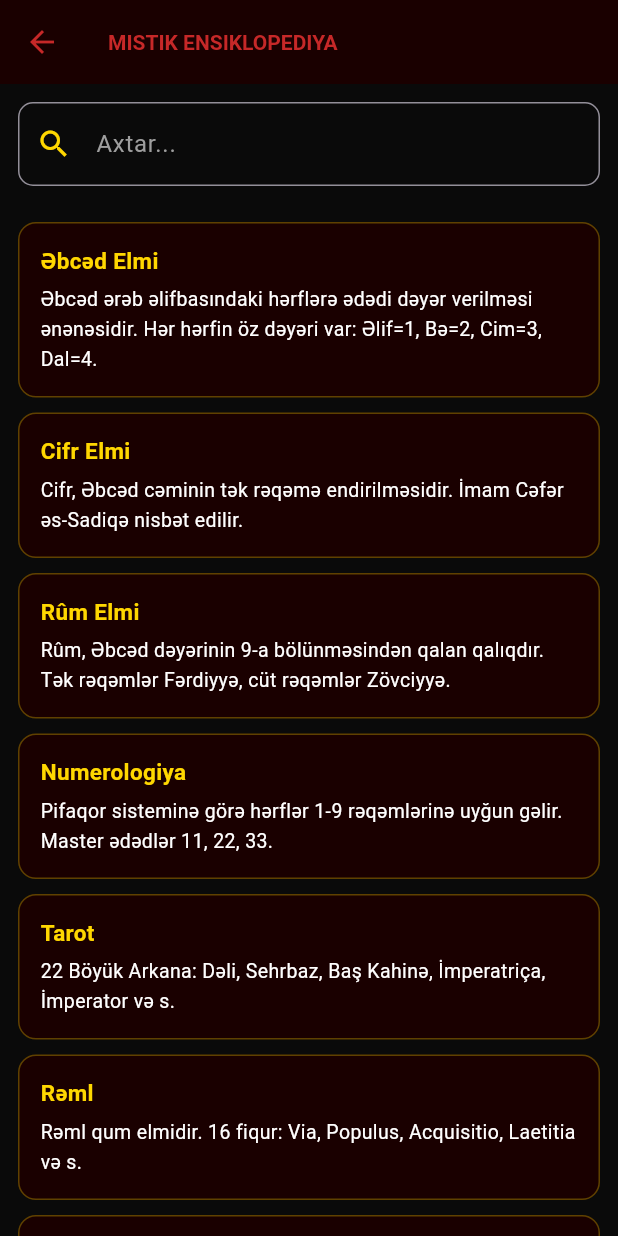
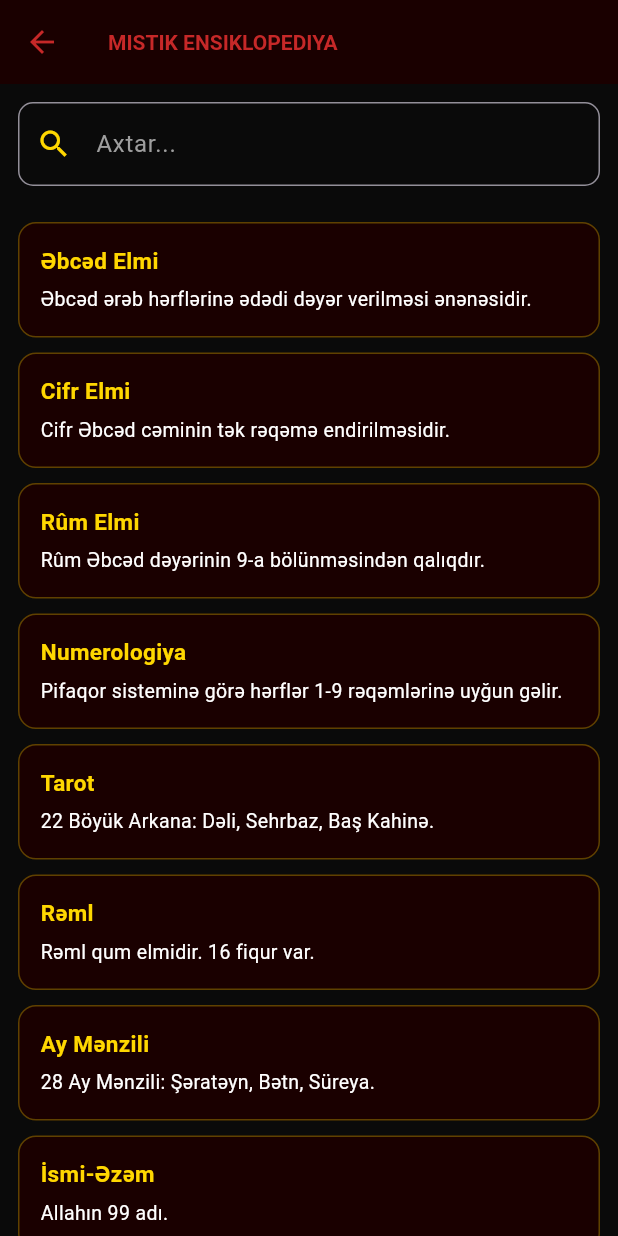
Before and after one commit to ilqargoyturk84-oss/Sungur, a Flutter app: the Ensiklopediya screen opened directly, on a phone screen of 412 x 824 dp. Run offline on Flutter 3.47's test engine with Material 3 defaults, Android fonts, the phone set to English and light mode, and no system bars; our stand-ins replace audioplayers, shared_preferences; accounts and stored records are empty.

Commit message:
content baglandi

```diff
--- a/lib/bilikler.dart
+++ b/lib/bilikler.dart
@@ -1,3 +1,4 @@
+import 'content.dart';
 import 'package:flutter/material.dart';
 
 class SehifeReference extends StatefulWidget {
--- a/lib/content.dart
+++ b/lib/content.dart
@@ -1,95 +1,53 @@
-
 class Content {
   static String dil = 'az';
-  static bool get _az => dil == 'az';
+  static bool get az => dil == 'az';
 
-  // === SEXSI ANALIZ ETIKETLERI ===
-  static String get ad => _az ? 'Ad' : 'Name';
-  static String get ebcad => _az ? 'EBCED' : 'ABJAD';
-  static String get cifr => _az ? 'CIFR' : 'JIFR';
-  static String get rum => _az ? 'RUM' : 'RUM';
-  static String get numer => _az ? 'NUMEROLOGIYA' : 'NUMEROLOGY';
-  static String get burc => _az ? 'BURC' : 'SUN SIGN';
-  static String get planet => _az ? 'Planet' : 'Planet';
-  static String get element => _az ? 'Element' : 'Element';
-  static String get dekanat => _az ? 'DEKANAT' : 'DECAN';
-  static String get ayMenzili => _az ? 'AY MENZILI' : 'MOON MANSION';
-  static String get hurufi => _az ? 'HURUFILIK' : 'HURUFISM';
-  static String get vefq => _az ? 'VEFQ' : 'MAGIC SQUARE';
-  static String get ismiAzam => _az ? 'ISMI-EZEM' : 'ISM AL-AZAM';
-  static String get planetGunu => _az ? 'PLANET GUNU' : 'PLANET DAY';
-  static String get cinBurcu => _az ? 'CIN BURCU' : 'CHINESE ZODIAC';
+  static List<List<String>> tarot() => az ? _tarotAz : _tarotEn;
+  static const _tarotAz = [['Deli','Risk, yeni baslangic','+0.20'],['Sehrbaz','Irade, bacariq','+0.30'],['Bas Kahine','Bilik, intuisiya','+0.15'],['Imperatrica','Bolluq','+0.25'],['Imperator','Liderlik','+0.35'],['Hierofant','Enene','+0.18'],['Asiqler','Harmoniya','+0.22'],['Araba','Qelebe','+0.40'],['Guc','Cesaret','+0.45'],['Zahid','Fokus','+0.12'],['Bext Carxi','Sans','+0.35'],['Edalet','Balans','+0.15'],['Asilmis','Gozleme','-0.10'],['Deyisim','Transformasiya','+0.05'],['Muvazinet','Sebir','+0.18'],['Seytan','Asliliq','-0.20'],['Qulle','Dagilma','-0.30'],['Ulduz','Umid','+0.28'],['Ay','Illuziya','-0.15'],['Gunes','Ugur','+0.50'],['Mehkeme','Oyanis','+0.22'],['Dunya','Tamamlanma','+0.45']];
+  static const _tarotEn = [['The Fool','Risk, new beginning','+0.20'],['The Magician','Will, skill','+0.30'],['The High Priestess','Knowledge, intuition','+0.15'],['The Empress','Abundance','+0.25'],['The Emperor','Leadership','+0.35'],['The Hierophant','Tradition','+0.18'],['The Lovers','Harmony','+0.22'],['The Chariot','Victory','+0.40'],['Strength','Courage','+0.45'],['The Hermit','Focus','+0.12'],['Wheel of Fortune','Luck','+0.35'],['Justice','Balance','+0.15'],['The Hanged Man','Waiting','-0.10'],['Death','Transformation','+0.05'],['Temperance','Patience','+0.18'],['The Devil','Addiction','-0.20'],['The Tower','Collapse','-0.30'],['The Star','Hope','+0.28'],['The Moon','Illusion','-0.15'],['The Sun','Success','+0.50'],['Judgement','Awakening','+0.22'],['The World','Completion','+0.45']];
 
-  // === CIFR MENALARI ===
+  static List<List<String>> reml() => az ? _remlAz : _remlEn;
+  static const _remlAz = [['Via','Yol, seyahet','0.00'],['Populus','Kutle','+0.15'],['Acquisitio','Qazanc','+0.22'],['Laetitia','Sevinc','+0.28'],['Fortuna Major','Boyuk bext','+0.30'],['Conjunctio','Ittifaq','+0.18'],['Rubeus','Qezeb','-0.18'],['Amissio','Itki','-0.25'],['Tristitia','Keder','-0.15'],['Carcer','Mehdudiyyet','-0.22'],['Fortuna Minor','Kicik bext','+0.15'],['Puer','Genc guc','+0.20'],['Puella','Harmoniya','+0.12'],['Albus','Safliq','+0.10'],['Caput Draconis','Yeni furset','+0.08'],['Cauda Draconis','Baglanma','-0.12']];
+  static const _remlEn = [['Via','Way','0.00'],['Populus','Crowd','+0.15'],['Acquisitio','Gain','+0.22'],['Laetitia','Joy','+0.28'],['Fortuna Major','Great fortune','+0.30'],['Conjunctio','Union','+0.18'],['Rubeus','Wrath','-0.18'],['Amissio','Loss','-0.25'],['Tristitia','Sorrow','-0.15'],['Carcer','Restriction','-0.22'],['Fortuna Minor','Lesser fortune','+0.15'],['Puer','Young power','+0.20'],['Puella','Harmony','+0.12'],['Albus','Purity','+0.10'],['Caput Draconis','New opportunity','+0.08'],['Cauda Draconis','Closure','-0.12']];
+
   static String cifrMena(int c) {
-    final az = {
-      1: 'Vahid, Liderlik', 2: 'Cutluk, Harmoniya', 3: 'Ucluk, Yaradiciliq',
-      4: 'Dordluk, Sabitlik', 5: 'Beslik, Deyisim', 6: 'Altiliq, Mesuliyyet',
-      7: 'Yeddilik, Meneviyyat', 8: 'Sekkizlik, Bolluq', 9: 'Doqquzluq, Kamillik',
-    };
-    final en = {
-      1: 'Unity, Leadership', 2: 'Duality, Harmony', 3: 'Trinity, Creativity',
-      4: 'Stability, Patience', 5: 'Change, Freedom', 6: 'Responsibility, Family',
-      7: 'Spirituality, Wisdom', 8: 'Abundance, Success', 9: 'Completion, Perfection',
-    };
-    return (_az ? az[c] : en[c]) ?? '';
+    final az = {1:'Vahid, Liderlik',2:'Cutluk, Harmoniya',3:'Ucluk, Yaradiciliq',4:'Dordluk, Sabitlik',5:'Beslik, Deyisim',6:'Altiliq, Mesuliyyet',7:'Yeddilik, Meneviyyat',8:'Sekkizlik, Bolluq',9:'Doqquzluq, Kamillik'};
+    final en = {1:'Unity, Leadership',2:'Duality, Harmony',3:'Trinity, Creativity',4:'Stability, Patience',5:'Change, Freedom',6:'Responsibility, Family',7:'Spirituality, Wisdom',8:'Abundance, Success',9:'Completion, Perfection'};
+    return (az ? az[c] : en[c]) ?? '';
   }
 
-  // === AI METNLERI (Sexsi analiz) ===
-  static String aiSexsi(int e, int c, int p, String burc) {
-    if (_az) {
-      return _aiSexsiAz(e, c, p, burc);
-    }
-    return _aiSexsiEn(e, c, p, burc);
+  static String burc(String b) {
+    if (az) return b;
+    final m = {'Qoc':'Aries','Buga':'Taurus','Ekizler':'Gemini','Xerceng':'Cancer','Sir':'Leo','Qiz':'Virgo','Terezi':'Libra','Eqreb':'Scorpio','Oxatan':'Sagittarius','Oglaq':'Capricorn','Dolca':'Aquarius','Baliq':'Pisces'};
+    return m[b] ?? b;
+  }
+  static String element(String e) {
+    if (az) return e;
+    final m = {'Od':'Fire','Torpaq':'Earth','Hava':'Air','Su':'Water'};
+    return m[e] ?? e;
+  }
+  static String planet(String p) {
+    if (az) return p;
+    final m = {'Gunes':'Sun','Ay':'Moon','Merkuri':'Mercury','Venera':'Venus','Mars':'Mars','Yupiter':'Jupiter','Zuhal':'Saturn','Uran':'Uranus','Neptun':'Neptune','Pluton':'Pluto'};
+    return m[p] ?? p;
+  }
+  static String cinBurcu(String h) {
+    if (az) return h;
+    final m = {'Sicovul':'Rat','Okuz':'Ox','Peleng':'Tiger','Dovsan':'Rabbit','Ejdaha':'Dragon','Ilan':'Snake','At':'Horse','Qoyun':'Goat','Meymun':'Monkey','Xoruz':'Rooster','It':'Dog','Donuz':'Pig'};
+    return m[h] ?? h;
+  }
+  static String ayMenzili(String m) {
+    if (az) return m;
+    final map = {'Serateyn':'Sharatayn','Betn':'Butayn','Sureya':'Thurayya','Debaran':'Dabaran','Heqeh':'Haqah','Henneh':'Hanah','Zire':'Dhira','Nesre':'Nathra','Terfe':'Tarfa','Cebhe':'Jabhah','Zubra':'Zubrah','Serfe':'Sarfah','Ava':'Awwa','Simak':'Simak','Gafr':'Ghafr','Zubana':'Zubana','Iklil':'Iklil','Qelb':'Qalb','Sovle':'Shawla','Neayim':'Naim','Belde':'Baldah','SedZabih':'Sad al-Dhabih','SedBula':'Sad al-Bulah','SedSuud':'Sad al-Suud','SedAhbiye':'Sad al-Akhbiyah','FergMukdim':'Fargh al-Muqaddim','FergMuaxir':'Fargh al-Muakhkhar','Risa':'Risha'};
+    return map[m] ?? m;
   }
 
-  static String _aiSexsiAz(int e, int c, int p, String burc) {
-    String g = e < 300 ? 'Adinizin mistik enerjisi cox gucludur.' : 'Adinizin enerjisi tarazliq ve harmoniyadir.';
-    return g + ' Cifr ' + c.toString() + ' sizin liderlik enerjinizi gosterir. ' + burc + ' burcu sizi xarakterize edir.';
-  }
+  static String nikahVar() => az ? 'NIKAH OLACAQ' : 'MARRIAGE WILL HAPPEN';
+  static String nikahYox() => az ? 'NIKAH OLMAYACAQ' : 'MARRIAGE WILL NOT HAPPEN';
+  static String beraber() => az ? 'BERABERLIK' : 'EQUAL';
+  static String ustundur(String ad) => az ? ad + ' ustundur' : ad + ' is stronger';
 
-  static String _aiSexsiEn(int e, int c, int p, String burc) {
-    String g = e < 300 ? 'Your name has strong mystic energy.' : 'Your name energy is balanced and harmonious.';
-    return g + ' Jifr ' + c.toString() + ' shows your leadership energy. ' + burc + ' sign characterizes you.';
-  }
-
-  // === ENSIKLOPEDIYA ===
-  static List<Map<String, String>> ensiklopediya() {
-    if (_az) return _ensAz;
-    return _ensEn;
-  }
-
-  static const List<Map<String, String>> _ensAz = [
-    {'b': 'Əbcəd Elmi', 'm': 'Əbcəd ərəb əlifbasındaki hərflərə ədədi dəyər verilməsi ənənəsidir. Hər hərfin öz dəyəri var: Əlif=1, Bə=2, Cim=3, Dal=4.'},
-    {'b': 'Cifr Elmi', 'm': 'Cifr, Əbcəd cəminin tək rəqəmə endirilməsidir. İmam Cəfər əs-Sadiqə nisbət edilir.'},
-    {'b': 'Rûm Elmi', 'm': 'Rûm, Əbcəd dəyərinin 9-a bölünməsindən qalan qalıqdır. Tək rəqəmlər Fərdiyyə, cüt rəqəmlər Zövciyyə.'},
-    {'b': 'Numerologiya', 'm': 'Pifaqor sisteminə görə hərflər 1-9 rəqəmlərinə uyğun gəlir. Master ədədlər 11, 22, 33.'},
-    {'b': 'Tarot', 'm': '22 Böyük Arkana: Dəli, Sehrbaz, Baş Kahinə, İmperatriça, İmperator və s.'},
-    {'b': 'Rəml', 'm': 'Rəml qum elmidir. 16 fiqur: Via, Populus, Acquisitio, Laetitia və s.'},
-    {'b': 'Ay Mənzili', 'm': '28 Ay Mənzili: Şəratəyn, Bətn, Süreya, Dəbəran və s.'},
-    {'b': 'İsmi-Əzəm', 'm': 'Allahın 99 adı: Allah, ər-Rahmən, ər-Rahim, əl-Məlik və s.'},
-    {'b': 'Vəfq', 'm': 'Vəfq sehrli kvadratdır. Lo Şu kvadratı 3x3: 4-9-2, 3-5-7, 8-1-6.'},
-    {'b': 'Kabbalah', 'm': 'Həyat Ağacı 10 Sefirot: Keter, Chokhmah, Binah, Chesed, Gevurah və s.'},
-    {'b': 'Runes', 'm': 'Elder Futhark 24 run: Fehu, Uruz, Thurisaz, Ansuz, Raidho və s.'},
-    {'b': 'Vedic', 'm': 'Nakshatra 27 ulduz mənzili: Ashwini, Bharani, Krittika, Rohini və s.'},
-    {'b': 'Hürufilik', 'm': 'Fəzlullah Nəimi tərəfindən qurulmuş mistik təriqət. İnsan üzü 28 hərfin təcəssümü.'},
-    {'b': 'Planet Günləri', 'm': 'Bazar-Günəş, B.e.-Ay, Ç.a.-Mars, Çərşənbə-Merkuri, C.a.-Yupiter, Cümə-Venera, Şənbə-Zühəl.'},
-  ];
-
-  static const List<Map<String, String>> _ensEn = [
-    {'b': 'Abjad Science', 'm': 'Abjad assigns numeric values to Arabic letters. Each letter has a value: Alif=1, Ba=2, Jim=3, Dal=4.'},
-    {'b': 'Jifr Science', 'm': 'Jifr reduces the Abjad sum to a single digit. Attributed to Imam Jafar al-Sadiq.'},
-    {'b': 'Rum Science', 'm': 'Rum is the remainder of Abjad divided by 9. Odd numbers are Fardiyya, even are Zawjiyya.'},
-    {'b': 'Numerology', 'm': 'Pythagorean numerology maps letters to 1-9. Master numbers 11, 22, 33.'},
-    {'b': 'Tarot', 'm': '22 Major Arcana: The Fool, The Magician, The High Priestess, The Empress, The Emperor, etc.'},
-    {'b': 'Reml', 'm': 'Reml is sand divination. 16 figures: Via, Populus, Acquisitio, Laetitia, etc.'},
-    {'b': 'Moon Mansions', 'm': '28 Lunar Mansions: Sharatayn, Butayn, Thurayya, Dabaran, etc.'},
-    {'b': 'Ism al-Azam', 'm': "Allah's 99 names: Allah, ar-Rahman, ar-Rahim, al-Malik, etc."},
-    {'b': 'Wafq', 'm': 'Wafq is a magic square. Lo Shu 3x3: 4-9-2, 3-5-7, 8-1-6.'},
-    {'b': 'Kabbalah', 'm': 'Tree of Life with 10 Sephiroth: Keter, Chokhmah, Binah, Chesed, Gevurah, etc.'},
-    {'b': 'Runes', 'm': 'Elder Futhark 24 runes: Fehu, Uruz, Thurisaz, Ansuz, Raidho, etc.'},
-    {'b': 'Vedic', 'm': 'Nakshatra 27 star mansions: Ashwini, Bharani, Krittika, Rohini, etc.'},
-    {'b': 'Hurufism', 'm': 'Mystic sect founded by Fazlallah Astarabadi. The human face embodies 28 letters.'},
-    {'b': 'Planet Days', 'm': 'Sunday-Sun, Monday-Moon, Tuesday-Mars, Wednesday-Mercury, Thursday-Jupiter, Friday-Venus, Saturday-Saturn.'},
-  ];
+  static List<Map<String, String>> ensiklopediya() => az ? _ensAz : _ensEn;
+  static const _ensAz = [{'b':'Əbcəd Elmi','m':'Əbcəd ərəb hərflərinə ədədi dəyər verilməsi ənənəsidir.'},{'b':'Cifr Elmi','m':'Cifr Əbcəd cəminin tək rəqəmə endirilməsidir.'},{'b':'Rûm Elmi','m':'Rûm Əbcəd dəyərinin 9-a bölünməsindən qalıqdır.'},{'b':'Numerologiya','m':'Pifaqor sisteminə görə hərflər 1-9 rəqəmlərinə uyğun gəlir.'},{'b':'Tarot','m':'22 Böyük Arkana: Dəli, Sehrbaz, Baş Kahinə.'},{'b':'Rəml','m':'Rəml qum elmidir. 16 fiqur var.'},{'b':'Ay Mənzili','m':'28 Ay Mənzili: Şəratəyn, Bətn, Süreya.'},{'b':'İsmi-Əzəm','m':'Allahın 99 adı.'},{'b':'Vəfq','m':'Sehrli kvadrat. Lo Şu 3x3.'},{'b':'Kabbalah','m':'Həyat Ağacı 10 Sefirot.'},{'b':'Runes','m':'Elder Futhark 24 run.'},{'b':'Vedic','m':'Nakshatra 27 ulduz mənzili.'},{'b':'Hürufilik','m':'Fəzlullah Nəimi tərəfindən qurulmuş təriqət.'},{'b':'Planet Günləri','m':'Bazar-Günəş, B.e.-Ay, Ç.a.-Mars.'}];
+  static const _ensEn = [{'b':'Abjad Science','m':'Numeric values for Arabic letters.'},{'b':'Jifr Science','m':'Reduces Abjad sum to single digit.'},{'b':'Rum Science','m':'Remainder of Abjad divided by 9.'},{'b':'Numerology','m':'Letters map to 1-9. Master 11, 22, 33.'},{'b':'Tarot','m':'22 Major Arcana: The Fool, The Magician.'},{'b':'Reml','m':'Sand divination. 16 figures.'},{'b':'Moon Mansions','m':'28 Lunar Mansions: Sharatayn, Butayn.'},{'b':'Ism al-Azam','m':"Allah's 99 names."},{'b':'Wafq','m':'Magic square. Lo Shu 3x3.'},{'b':'Kabbalah','m':'Tree of Life with 10 Sephiroth.'},{'b':'Runes','m':'Elder Futhark 24 runes.'},{'b':'Vedic','m':'Nakshatra 27 star mansions.'},{'b':'Hurufism','m':'Mystic sect by Fazlallah Astarabadi.'},{'b':'Planet Days','m':'Sunday-Sun, Monday-Moon, Tuesday-Mars.'}];
 }
--- a/lib/gunun_ay.dart
+++ b/lib/gunun_ay.dart
@@ -1,3 +1,4 @@
+import 'content.dart';
 import 'package:flutter/material.dart';
 
 class GununAy extends StatelessWidget {
--- a/lib/gunun_karti.dart
+++ b/lib/gunun_karti.dart
@@ -1,3 +1,4 @@
+import 'content.dart';
 import 'package:flutter/material.dart';
 import 'dart:math';
 
--- a/lib/reml.dart
+++ b/lib/reml.dart
@@ -1,3 +1,4 @@
+import 'content.dart';
 import 'paylas.dart';
 import 'ai_destek.dart';
 import 'ai_widget.dart';
--- a/lib/streak.dart
+++ b/lib/streak.dart
@@ -1,3 +1,4 @@
+import 'content.dart';
 import 'package:flutter/material.dart';
 import 'package:shared_preferences/shared_preferences.dart';
 
--- a/lib/tarot.dart
+++ b/lib/tarot.dart
@@ -1,3 +1,4 @@
+import 'content.dart';
 import 'paylas.dart';
 import 'ai_destek.dart';
 import 'ai_widget.dart';
```
